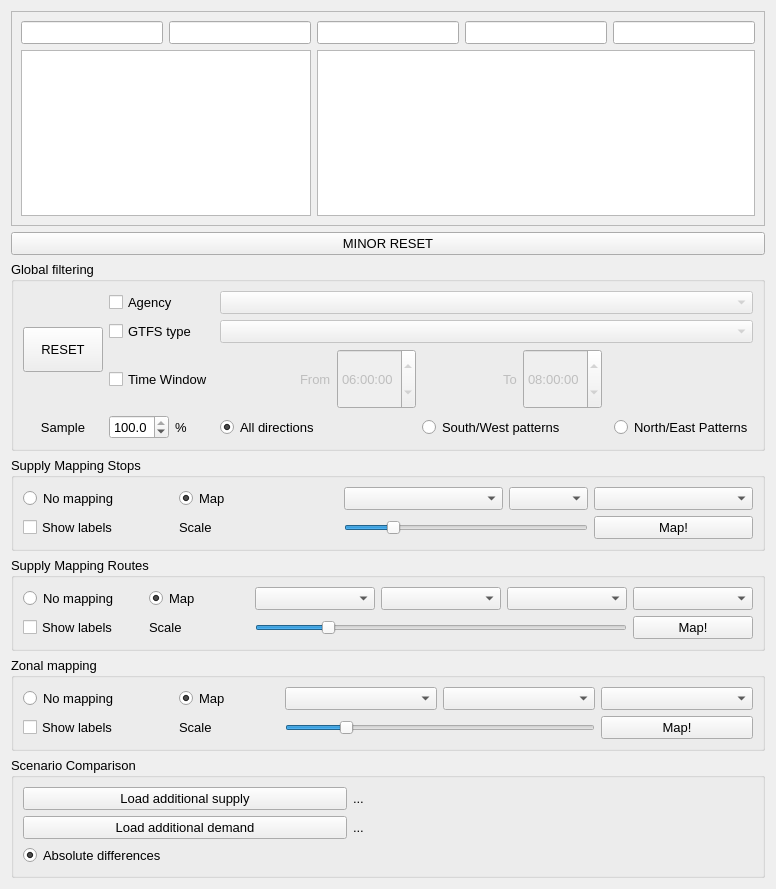
First picture: the form in qaequilibrae/modules/public_transport_procedures/forms/transit_navigator.ui, repository AequilibraE/qaequilibrae, before the edit.
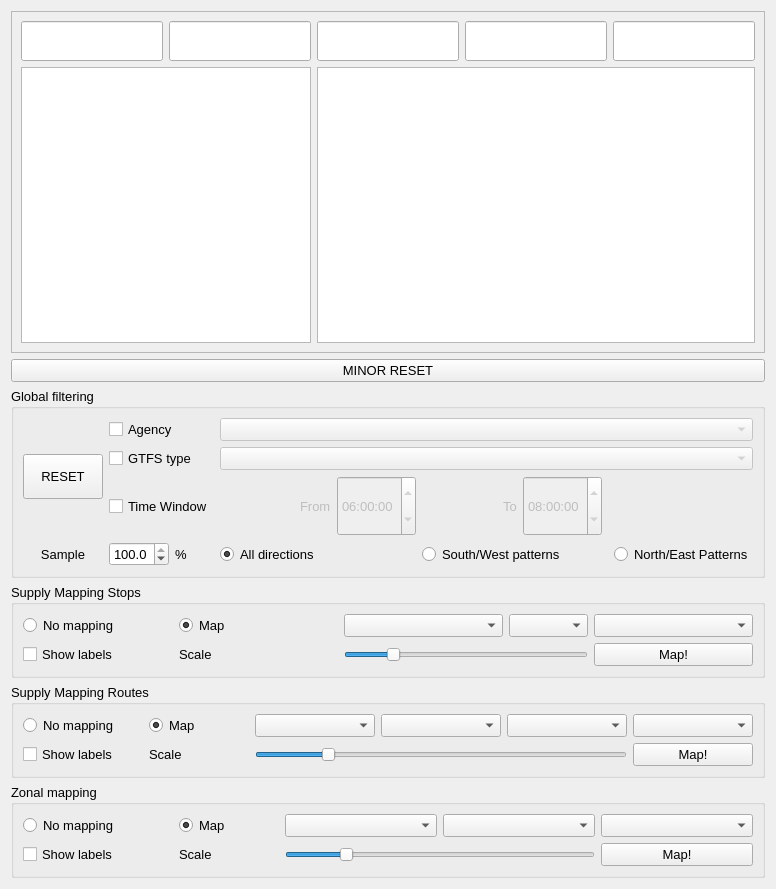
Second picture: the form after the edit. Custom widgets are drawn as their Qt base class.

```diff
--- a/qaequilibrae/modules/public_transport_procedures/forms/transit_navigator.ui
+++ b/qaequilibrae/modules/public_transport_procedures/forms/transit_navigator.ui
@@ -1727,143 +1727,6 @@
      </layout>
     </widget>
    </item>
-   <item>
-    <widget class="QgsCollapsibleGroupBox" name="glob_scenario_comparison">
-     <property name="enabled">
-      <bool>true</bool>
-     </property>
-     <property name="sizePolicy">
-      <sizepolicy hsizetype="Expanding" vsizetype="Preferred">
-       <horstretch>0</horstretch>
-       <verstretch>0</verstretch>
-      </sizepolicy>
-     </property>
-     <property name="maximumSize">
-      <size>
-       <width>3840</width>
-       <height>16777215</height>
-      </size>
-     </property>
-     <property name="font">
-      <font>
-       <pointsize>10</pointsize>
-      </font>
-     </property>
-     <property name="title">
-      <string>Scenario Comparison</string>
-     </property>
-     <layout class="QGridLayout" name="gridLayout_7">
-      <item row="0" column="0">
-       <widget class="QPushButton" name="but_additional_supply">
-        <property name="enabled">
-         <bool>true</bool>
-        </property>
-        <property name="sizePolicy">
-         <sizepolicy hsizetype="Expanding" vsizetype="Preferred">
-          <horstretch>0</horstretch>
-          <verstretch>0</verstretch>
-         </sizepolicy>
-        </property>
-        <property name="maximumSize">
-         <size>
-          <width>16777215</width>
-          <height>60</height>
-         </size>
-        </property>
-        <property name="font">
-         <font>
-          <pointsize>10</pointsize>
-         </font>
-        </property>
-        <property name="text">
-         <string>Load additional supply</string>
-        </property>
-       </widget>
-      </item>
-      <item row="1" column="0">
-       <widget class="QPushButton" name="but_additional_demand">
-        <property name="enabled">
-         <bool>true</bool>
-        </property>
-        <property name="sizePolicy">
-         <sizepolicy hsizetype="Expanding" vsizetype="Preferred">
-          <horstretch>0</horstretch>
-          <verstretch>0</verstretch>
-         </sizepolicy>
-        </property>
-        <property name="maximumSize">
-         <size>
-          <width>16777215</width>
-          <height>60</height>
-         </size>
-        </property>
-        <property name="font">
-         <font>
-          <pointsize>10</pointsize>
-         </font>
-        </property>
-        <property name="text">
-         <string>Load additional demand</string>
-        </property>
-       </widget>
-      </item>
-      <item row="0" column="2" colspan="2">
-       <widget class="QLabel" name="lbl_additional_supply">
-        <property name="minimumSize">
-         <size>
-          <width>400</width>
-          <height>0</height>
-         </size>
-        </property>
-        <property name="font">
-         <font>
-          <pointsize>10</pointsize>
-         </font>
-        </property>
-        <property name="text">
-         <string>...</string>
-        </property>
-       </widget>
-      </item>
-      <item row="1" column="2" colspan="2">
-       <widget class="QLabel" name="lbl_additional_demand">
-        <property name="minimumSize">
-         <size>
-          <width>400</width>
-          <height>0</height>
-         </size>
-        </property>
-        <property name="font">
-         <font>
-          <pointsize>10</pointsize>
-         </font>
-        </property>
-        <property name="text">
-         <string>...</string>
-        </property>
-       </widget>
-      </item>
-      <item row="3" column="0">
-       <widget class="QRadioButton" name="rdo_absolute_diff">
-        <property name="font">
-         <font>
-          <pointsize>10</pointsize>
-         </font>
-        </property>
-        <property name="layoutDirection">
-         <enum>Qt::LeftToRight</enum>
-        </property>
-        <property name="text">
-         <string>Absolute differences</string>
-        </property>
-        <property name="checked">
-         <bool>true</bool>
-        </property>
-       </widget>
-      </item>
-     </layout>
-    </widget>
-   </item>
   </layout>
  </widget>
  <customwidgets>
```
